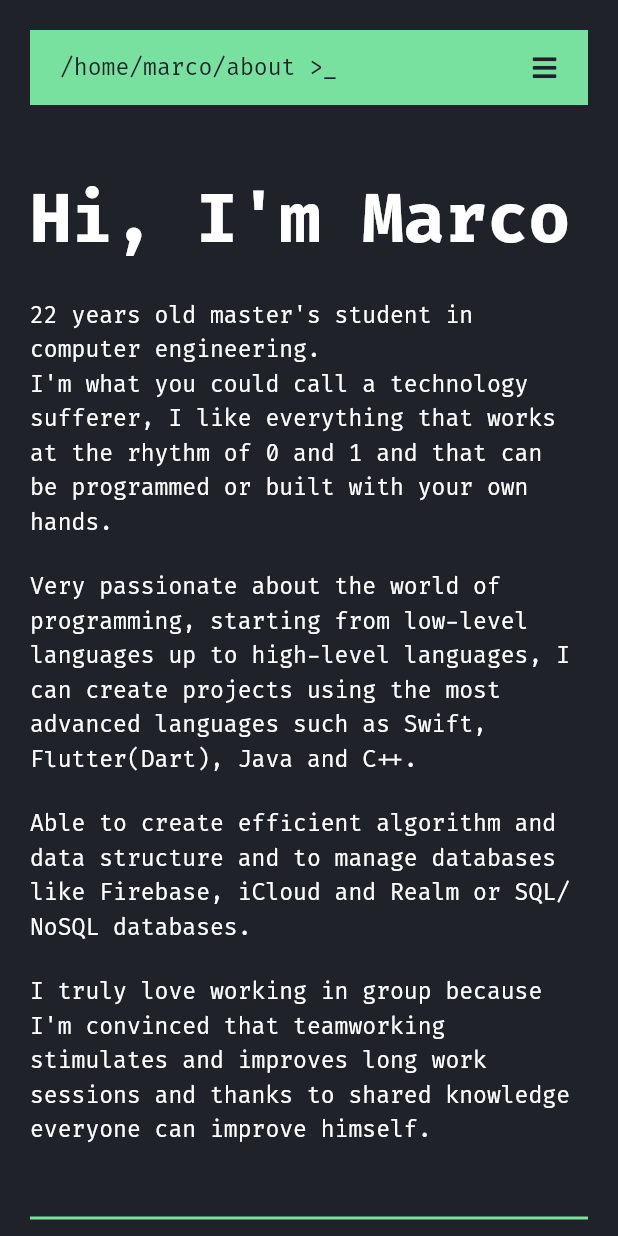
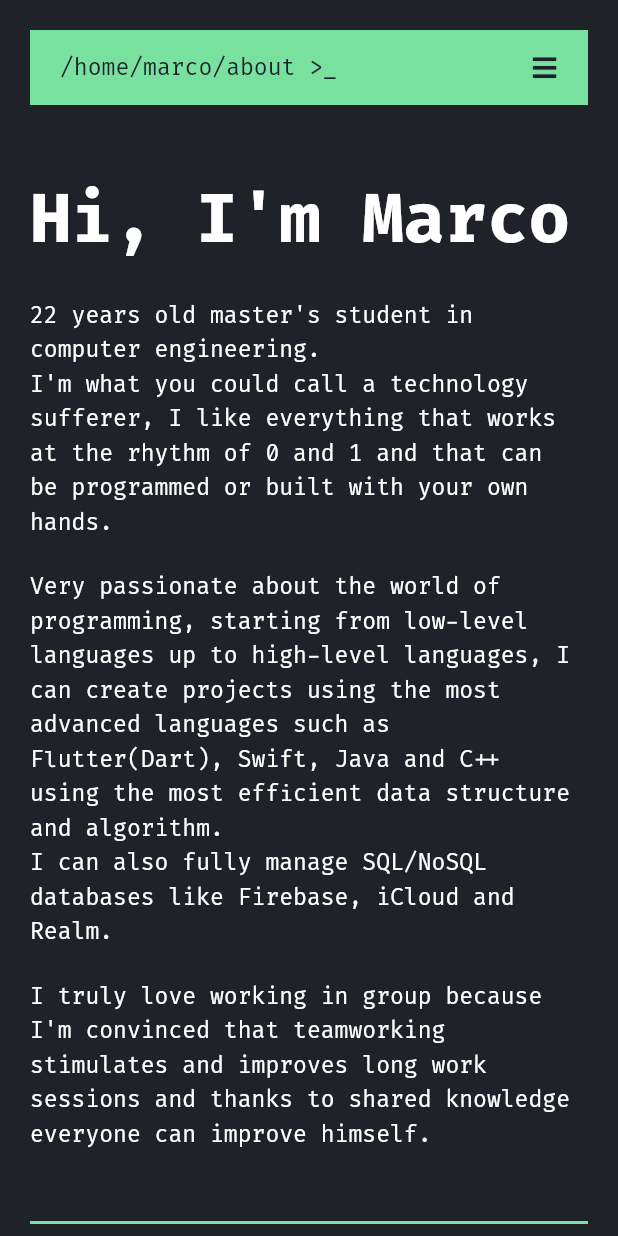
Before and after one commit to marcotammaro/portfolio, a Flutter app: the screen it shows after launch, on a phone screen of 412 x 824 dp. Run offline on Flutter 3.47's test engine with Material 2 defaults, Android fonts, the phone set to English and light mode, and no system bars; our stand-ins replace font_awesome_flutter.

Commit message:
Updating info

```diff
--- a/lib/views/about.dart
+++ b/lib/views/about.dart
@@ -45,11 +45,7 @@ class _AboutState extends State<About> {
         ),
         CustomText(
           text:
-              "Very passionate about the world of programming, starting from low-level languages up to high-level languages, I can create projects using the most advanced languages such as Swift, Flutter(Dart), Java and C++.",
-        ),
-        CustomText(
-          text:
-              "Able to create efficient algorithm and data structure and to manage databases like Firebase, iCloud and Realm or SQL/NoSQL databases.",
+              "Very passionate about the world of programming, starting from low-level languages up to high-level languages, I can create projects using the most advanced languages such as Flutter(Dart), Swift, Java and C++ using the most efficient data structure and algorithm.\nI can also fully manage SQL/NoSQL databases like Firebase, iCloud and Realm.",
         ),
         CustomText(
           noBottomPadding: true,
@@ -96,13 +92,13 @@ class _AboutState extends State<About> {
         ),
         CustomTextWithDates(
           title: 'Università degli Studi di Napoli "Federico II"',
-          text: 'Computer engineering (master)',
+          text: 'Master in Computer Engineering',
           period: '2021 - On Going',
         ),
         CustomTextWithDates(
           title: 'Università degli Studi di Napoli "Federico II"',
           text:
-              'Computer engineering graduated with 99/110\nThesis title: Adversary emulation techniques for cyersecurity assessment',
+              'Computer engineering graduated\nThesis title: Adversary emulation techniques for cyersecurity assessment',
           period: '2017 - 2020',
         ),
         CustomTextWithDates(
@@ -123,12 +119,12 @@ class _AboutState extends State<About> {
           style: CustomTextStyle.h2,
         ),
         CustomTextWithDates(
-          title: 'Apple Swift Student Challenge WWDC 2020 winner',
+          title: 'Apple WWDC 2020 Swift Student Challenge Winner',
           period: '16 Jun 2020',
           noBottomPadding: true,
         ),
         CustomTextWithDates(
-          title: 'GDPR regulation',
+          title: 'GDPR Regulation',
           period: '21 May 2020',
           noBottomPadding: true,
         ),
@@ -148,7 +144,7 @@ class _AboutState extends State<About> {
           noBottomPadding: true,
         ),
         CustomTextWithDates(
-          title: 'Google Digital Marketing Training course',
+          title: 'Google Digital Marketing Training Course',
           period: '13 May 2018',
           noBottomPadding: true,
         ),
```
